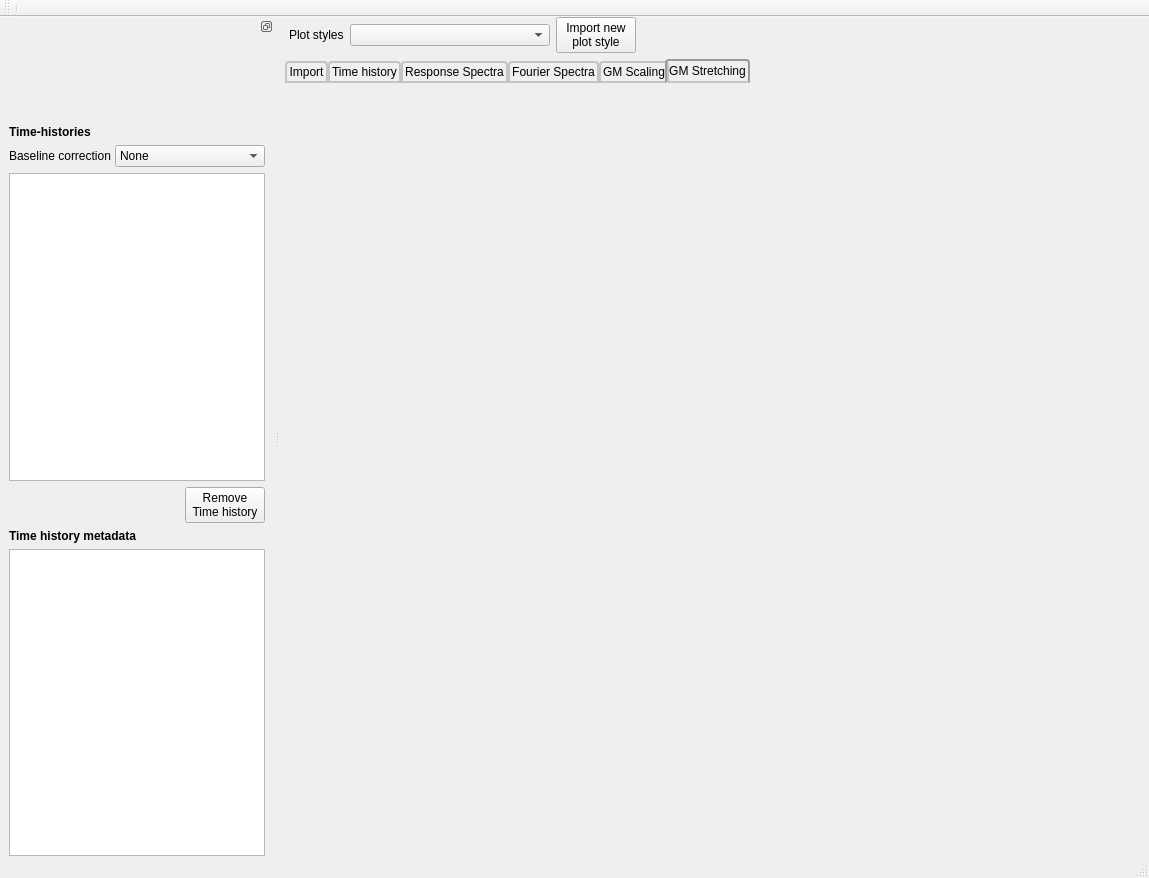
Qt form pegma/ui/mainwindow.ui (dbpatankar/pegma) before a commit.
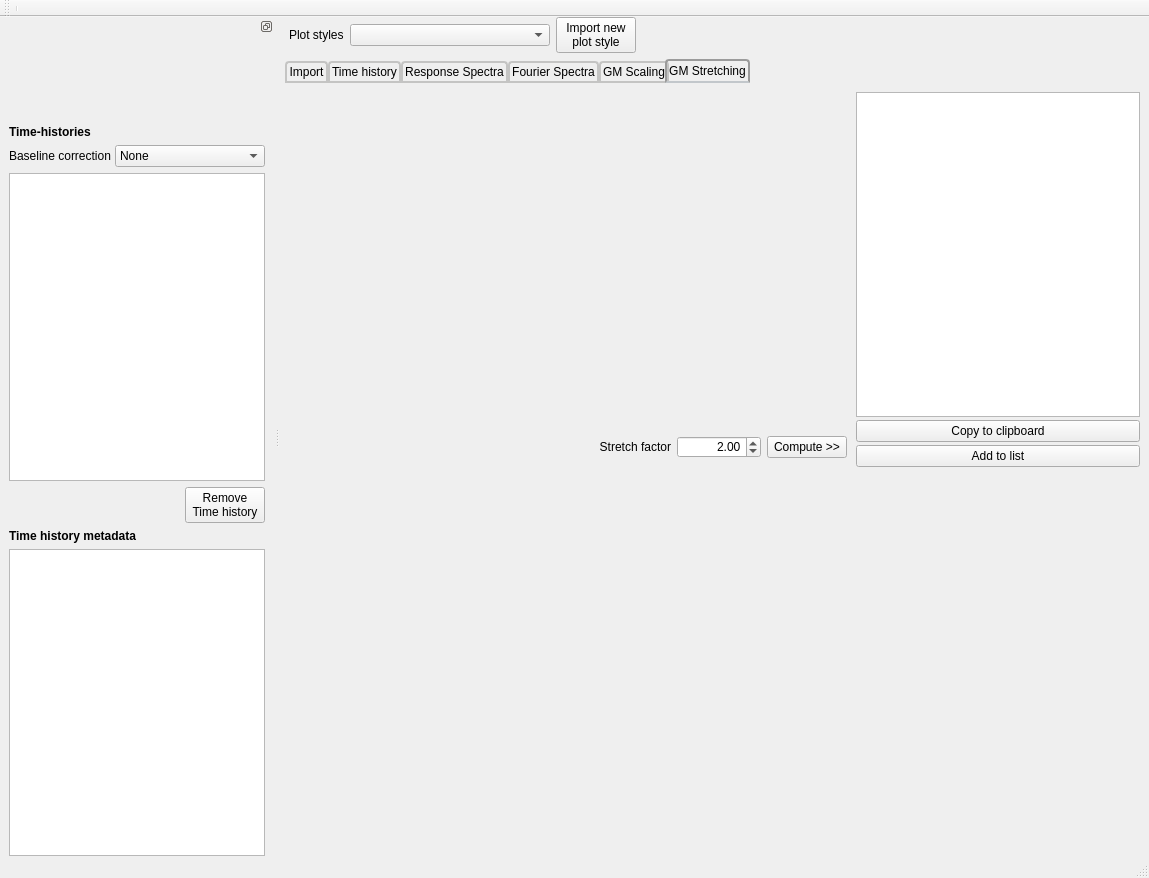
The same form after that commit. The open tabs and pages were chosen to show the change. Icons and pictures are not drawn.

Commit message: gm stretching tab

Patch:
```diff
--- a/pegma/ui/mainwindow.ui
+++ b/pegma/ui/mainwindow.ui
@@ -2864,6 +2864,314 @@
          <attribute name="title">
           <string>GM Stretching</string>
          </attribute>
+         <layout class="QVBoxLayout" name="verticalLayout_30" stretch="1,1">
+          <item>
+           <widget class="QFrame" name="frame_52">
+            <property name="frameShape">
+             <enum>QFrame::NoFrame</enum>
+            </property>
+            <property name="frameShadow">
+             <enum>QFrame::Raised</enum>
+            </property>
+            <layout class="QHBoxLayout" name="horizontalLayout_28" stretch="2,1">
+             <property name="spacing">
+              <number>0</number>
+             </property>
+             <property name="leftMargin">
+              <number>0</number>
+             </property>
+             <property name="topMargin">
+              <number>0</number>
+             </property>
+             <property name="rightMargin">
+              <number>0</number>
+             </property>
+             <property name="bottomMargin">
+              <number>0</number>
+             </property>
+             <item>
+              <widget class="QFrame" name="frame_54">
+               <property name="frameShape">
+                <enum>QFrame::NoFrame</enum>
+               </property>
+               <property name="frameShadow">
+                <enum>QFrame::Raised</enum>
+               </property>
+               <layout class="QVBoxLayout" name="verticalLayout_31" stretch="3,1">
+                <property name="spacing">
+                 <number>0</number>
+                </property>
+                <property name="leftMargin">
+                 <number>0</number>
+                </property>
+                <property name="topMargin">
+                 <number>0</number>
+                </property>
+                <property name="rightMargin">
+                 <number>0</number>
+                </property>
+                <property name="bottomMargin">
+                 <number>0</number>
+                </property>
+                <item>
+                 <widget class="QFrame" name="frame_58">
+                  <property name="frameShape">
+                   <enum>QFrame::NoFrame</enum>
+                  </property>
+                  <property name="frameShadow">
+                   <enum>QFrame::Raised</enum>
+                  </property>
+                  <layout class="QHBoxLayout" name="horizontalLayout_32">
+                   <property name="spacing">
+                    <number>0</number>
+                   </property>
+                   <property name="leftMargin">
+                    <number>0</number>
+                   </property>
+                   <property name="topMargin">
+                    <number>0</number>
+                   </property>
+                   <property name="rightMargin">
+                    <number>0</number>
+                   </property>
+                   <property name="bottomMargin">
+                    <number>0</number>
+                   </property>
+                   <item>
+                    <layout class="QVBoxLayout" name="stretchingTsLayout"/>
+                   </item>
+                  </layout>
+                 </widget>
+                </item>
+                <item>
+                 <widget class="QFrame" name="frame_59">
+                  <property name="sizePolicy">
+                   <sizepolicy hsizetype="Preferred" vsizetype="Fixed">
+                    <horstretch>0</horstretch>
+                    <verstretch>0</verstretch>
+                   </sizepolicy>
+                  </property>
+                  <property name="frameShape">
+                   <enum>QFrame::NoFrame</enum>
+                  </property>
+                  <property name="frameShadow">
+                   <enum>QFrame::Raised</enum>
+                  </property>
+                  <layout class="QHBoxLayout" name="horizontalLayout_33">
+                   <item>
+                    <spacer name="horizontalSpacer_12">
+                     <property name="orientation">
+                      <enum>Qt::Horizontal</enum>
+                     </property>
+                     <property name="sizeHint" stdset="0">
+                      <size>
+                       <width>40</width>
+                       <height>20</height>
+                      </size>
+                     </property>
+                    </spacer>
+                   </item>
+                   <item>
+                    <widget class="QLabel" name="label_31">
+                     <property name="text">
+                      <string>Stretch factor</string>
+                     </property>
+                     <property name="alignment">
+                      <set>Qt::AlignRight|Qt::AlignTrailing|Qt::AlignVCenter</set>
+                     </property>
+                    </widget>
+                   </item>
+                   <item>
+                    <widget class="QDoubleSpinBox" name="stretchingFactorDSpinBox">
+                     <property name="alignment">
+                      <set>Qt::AlignRight|Qt::AlignTrailing|Qt::AlignVCenter</set>
+                     </property>
+                     <property name="maximum">
+                      <double>99999999.000000000000000</double>
+                     </property>
+                     <property name="value">
+                      <double>2.000000000000000</double>
+                     </property>
+                    </widget>
+                   </item>
+                   <item>
+                    <widget class="QPushButton" name="stretchingComputeBtn">
+                     <property name="text">
+                      <string>Compute &gt;&gt;</string>
+                     </property>
+                     <property name="icon">
+                      <iconset resource="Main_icons.qrc">
+                       <normaloff>:/allIcons/icons/calculator.svg</normaloff>:/allIcons/icons/calculator.svg</iconset>
+                     </property>
+                     <property name="iconSize">
+                      <size>
+                       <width>32</width>
+                       <height>32</height>
+                      </size>
+                     </property>
+                    </widget>
+                   </item>
+                  </layout>
+                 </widget>
+                </item>
+               </layout>
+              </widget>
+             </item>
+             <item>
+              <widget class="QFrame" name="frame_55">
+               <property name="frameShape">
+                <enum>QFrame::NoFrame</enum>
+               </property>
+               <property name="frameShadow">
+                <enum>QFrame::Raised</enum>
+               </property>
+               <layout class="QVBoxLayout" name="verticalLayout_32" stretch="0,0,0">
+                <property name="spacing">
+                 <number>3</number>
+                </property>
+                <property name="leftMargin">
+                 <number>0</number>
+                </property>
+                <property name="topMargin">
+                 <number>0</number>
+                </property>
+                <property name="rightMargin">
+                 <number>0</number>
+                </property>
+                <property name="bottomMargin">
+                 <number>0</number>
+                </property>
+                <item>
+                 <widget class="QTableView" name="stretchingTsView"/>
+                </item>
+                <item>
+                 <widget class="QPushButton" name="stretchingCopyToClipboardBtn">
+                  <property name="text">
+                   <string>Copy to clipboard</string>
+                  </property>
+                  <property name="icon">
+                   <iconset resource="Main_icons.qrc">
+                    <normaloff>:/allIcons/icons/data_sheet.svg</normaloff>:/allIcons/icons/data_sheet.svg</iconset>
+                  </property>
+                  <property name="iconSize">
+                   <size>
+                    <width>32</width>
+                    <height>32</height>
+                   </size>
+                  </property>
+                 </widget>
+                </item>
+                <item>
+                 <widget class="QPushButton" name="stretchingAddToListBtn">
+                  <property name="text">
+                   <string>Add to list</string>
+                  </property>
+                  <property name="icon">
+                   <iconset resource="Main_icons.qrc">
+                    <normaloff>:/allIcons/icons/add_database.svg</normaloff>:/allIcons/icons/add_database.svg</iconset>
+                  </property>
+                  <property name="iconSize">
+                   <size>
+                    <width>32</width>
+                    <height>32</height>
+                   </size>
+                  </property>
+                 </widget>
+                </item>
+               </layout>
+              </widget>
+             </item>
+            </layout>
+           </widget>
+          </item>
+          <item>
+           <widget class="QFrame" name="frame_53">
+            <property name="frameShape">
+             <enum>QFrame::NoFrame</enum>
+            </property>
+            <property name="frameShadow">
+             <enum>QFrame::Raised</enum>
+            </property>
+            <layout class="QHBoxLayout" name="horizontalLayout_29">
+             <property name="spacing">
+              <number>0</number>
+             </property>
+             <property name="leftMargin">
+              <number>0</number>
+             </property>
+             <property name="topMargin">
+              <number>0</number>
+             </property>
+             <property name="rightMargin">
+              <number>0</number>
+             </property>
+             <property name="bottomMargin">
+              <number>0</number>
+             </property>
+             <item>
+              <widget class="QFrame" name="frame_56">
+               <property name="frameShape">
+                <enum>QFrame::NoFrame</enum>
+               </property>
+               <property name="frameShadow">
+                <enum>QFrame::Raised</enum>
+               </property>
+               <layout class="QHBoxLayout" name="horizontalLayout_30">
+                <property name="spacing">
+                 <number>0</number>
+                </property>
+                <property name="leftMargin">
+                 <number>0</number>
+                </property>
+                <property name="topMargin">
+                 <number>0</number>
+                </property>
+                <property name="rightMargin">
+                 <number>0</number>
+                </property>
+                <property name="bottomMargin">
+                 <number>0</number>
+                </property>
+                <item>
+                 <layout class="QVBoxLayout" name="stretchingRsLayout"/>
+                </item>
+               </layout>
+              </widget>
+             </item>
+             <item>
+              <widget class="QFrame" name="frame_57">
+               <property name="frameShape">
+                <enum>QFrame::NoFrame</enum>
+               </property>
+               <property name="frameShadow">
+                <enum>QFrame::Raised</enum>
+               </property>
+               <layout class="QHBoxLayout" name="horizontalLayout_31">
+                <property name="spacing">
+                 <number>0</number>
+                </property>
+                <property name="leftMargin">
+                 <number>0</number>
+                </property>
+                <property name="topMargin">
+                 <number>0</number>
+                </property>
+                <property name="rightMargin">
+                 <number>0</number>
+                </property>
+                <property name="bottomMargin">
+                 <number>0</number>
+                </property>
+                <item>
+                 <layout class="QVBoxLayout" name="stretchingFsLayout"/>
+                </item>
+               </layout>
+              </widget>
+             </item>
+            </layout>
+           </widget>
+          </item>
+         </layout>
         </widget>
        </widget>
       </item>
```
The commit also changes 16 other files.
